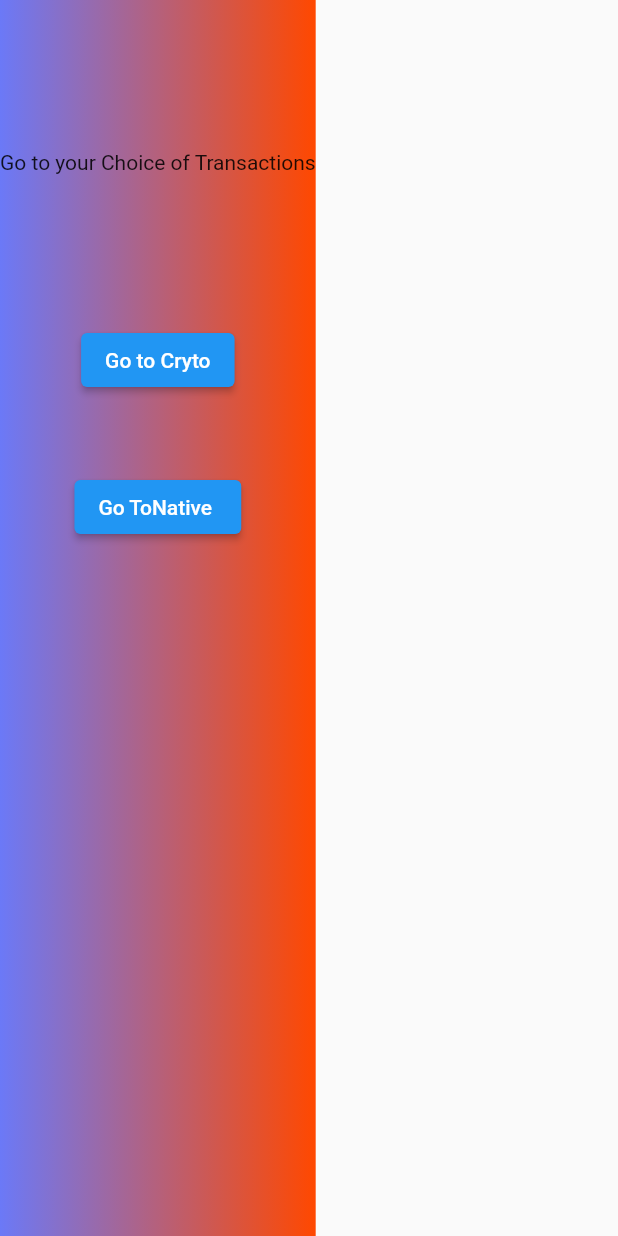
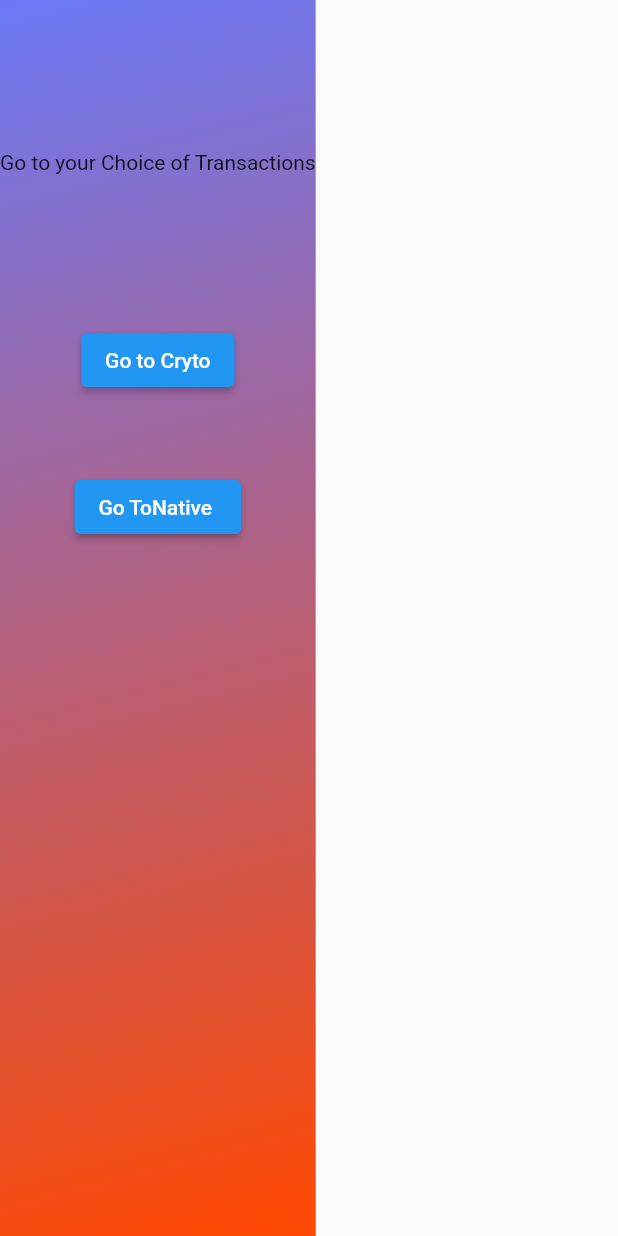
Before and after one commit to Ayushh1023/CipherPay, a Flutter app: the screen it shows after launch, on a phone screen of 412 x 824 dp. Run offline on Flutter 3.47's test engine with Material 2 defaults, Android fonts, the phone set to English and light mode, and no system bars; our stand-ins replace carousel_slider, flutter_svg; missing offline and left inert: multiavatar.

Commit message:
decoration

```diff
--- a/lib/pages/first.dart
+++ b/lib/pages/first.dart
@@ -17,15 +17,17 @@ class _FirstState extends State<First> {
   @override
   Widget build(BuildContext context) {
     return Scaffold(
-        body: Container(
-      decoration: BoxDecoration(
-        gradient: LinearGradient(
-
-          colors: [appBgColorPrimary, appBgColorSecondary],
+      body: Container(
+        decoration: BoxDecoration(
+          gradient: LinearGradient(
+            begin: Alignment.topLeft,
+            end: Alignment.bottomRight,
+            colors: [appBgColorPrimary, appBgColorSecondary],
+          ),
         ),
+        child: getBody(),
       ),
-      child: getBody(),
-    ));
+    );
   }
 
   getBody() {
```
